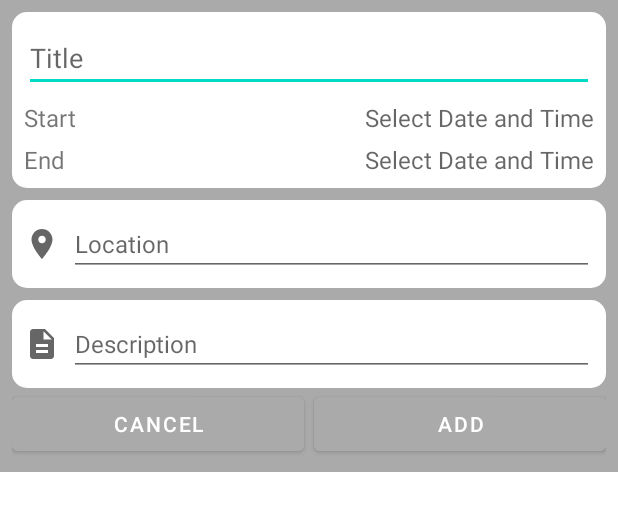
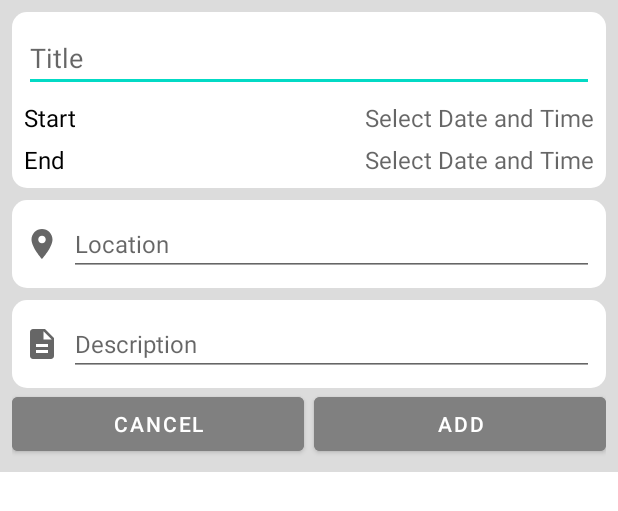
Before and after one commit to RenijS/Android_Events-Manager, an Android app: the layout add_events_layout.xml on its own in the app's theme, with its tools: preview values and no code run, on a phone screen of 412 x 824 dp. Shown: the top 511 px of the screen. Run offline under Robolectric (Android 15) with nearby library versions, the phone set to English and light mode, and no system bars.

Commit message:
v1 (Dark Mode)

```diff
--- a/app/src/main/res/drawable/bg_white_radius.xml
+++ b/app/src/main/res/drawable/bg_white_radius.xml
@@ -2,6 +2,6 @@
 <shape xmlns:android="http://schemas.android.com/apk/res/android"
     android:shape="rectangle">
 
-    <solid android:color="@color/white"/>
+    <solid android:color="@color/backgroundPrimary"/>
     <corners android:radius="10dp"/>
 </shape>
--- a/app/src/main/res/layout/add_events_layout.xml
+++ b/app/src/main/res/layout/add_events_layout.xml
@@ -4,7 +4,7 @@
     android:layout_height="wrap_content"
     android:orientation="vertical"
     android:padding="8dp"
-    android:background="@android:color/darker_gray">
+    android:background="@color/light_gray">
 
     <LinearLayout
         android:layout_width="match_parent"
@@ -17,7 +17,8 @@
             android:id="@+id/etTitle"
             android:layout_width="match_parent"
             android:layout_height="wrap_content"
-            android:hint="Title"/>
+            android:hint="Title"
+            android:textColor="@color/reverseTextColor"/>
 
         <LinearLayout
             android:id="@+id/llStart"
@@ -31,7 +32,8 @@
                 android:layout_height="wrap_content"
                 android:text="Start"
                 android:textSize="16dp"
-                android:layout_weight="1"/>
+                android:layout_weight="1"
+                android:textColor="@color/reverseTextColor"/>
 
             <TextView
                 android:id="@+id/tvStart"
@@ -40,7 +42,8 @@
                 android:hint="Select Date and Time"
                 android:textSize="16dp"
                 android:layout_weight="2"
-                android:gravity="end"/>
+                android:gravity="end"
+                android:textColor="@color/reverseTextColor"/>
         </LinearLayout>
 
         <LinearLayout
@@ -55,7 +58,8 @@
                 android:layout_height="wrap_content"
                 android:text="End"
                 android:textSize="16dp"
-                android:layout_weight="1"/>
+                android:layout_weight="1"
+                android:textColor="@color/reverseTextColor"/>
 
             <TextView
                 android:id="@+id/tvEnd"
@@ -64,7 +68,8 @@
                 android:hint="Select Date and Time"
                 android:textSize="16dp"
                 android:layout_weight="2"
-                android:gravity="end"/>
+                android:gravity="end"
+                android:textColor="@color/reverseTextColor"/>
         </LinearLayout>
     </LinearLayout>
 
@@ -86,7 +91,8 @@
             android:layout_height="wrap_content"
             android:hint="Location"
             android:textSize="16dp"
-            android:layout_marginStart="6sp"/>
+            android:layout_marginStart="6sp"
+            android:textColor="@color/reverseTextColor"/>
     </LinearLayout>
 
     <LinearLayout
@@ -107,7 +113,8 @@
             android:layout_height="wrap_content"
             android:hint="Description"
             android:textSize="16dp"
-            android:layout_marginStart="6sp"/>
+            android:layout_marginStart="6sp"
+            android:textColor="@color/reverseTextColor"/>
     </LinearLayout>
 
     <LinearLayout
@@ -122,7 +129,8 @@
             android:text="Cancel"
             android:layout_weight="1"
             android:layout_marginEnd="3dp"
-            android:backgroundTint="@android:color/darker_gray"/>
+            android:backgroundTint="@color/gray"
+            android:textColor="@color/colorPrimary"/>
         <Button
             android:id="@+id/addBtn"
             android:layout_width="0dp"
@@ -130,6 +138,7 @@
             android:text="Add"
             android:layout_weight="1"
             android:layout_marginStart="3dp"
-            android:backgroundTint="@android:color/darker_gray"/>
+            android:backgroundTint="@color/gray"
+            android:textColor="@color/colorPrimary"/>
     </LinearLayout>
 </LinearLayout>
--- a/app/src/main/res/values-night/colors.xml
+++ b/app/src/main/res/values-night/colors.xml
@@ -1,5 +1,8 @@
 <?xml version="1.0" encoding="utf-8"?>
 <resources>
+    <color name="colorPrimary">@android:color/white</color>
+    <color name="colorPrimaryDark">@android:color/black</color>
+
     <color name="purple_200">#FFBB86FC</color>
     <color name="purple_500">#FF6200EE</color>
     <color name="purple_700">#FF3700B3</color>
@@ -7,4 +10,10 @@
     <color name="teal_700">#FF018786</color>
     <color name="black">#FF000000</color>
     <color name="white">#FFFFFFFF</color>
+
+    <color name="light_gray">#333333</color>
+    <color name="gray">#808080</color>
+
+    <color name="backgroundPrimary">@android:color/black</color>
+    <color name="reverseTextColor">@android:color/white</color>
 </resources>
--- a/app/src/main/res/values/colors.xml
+++ b/app/src/main/res/values/colors.xml
@@ -1,5 +1,8 @@
 <?xml version="1.0" encoding="utf-8"?>
 <resources>
+    <color name="colorPrimary">@android:color/white</color>
+    <color name="colorPrimaryDark">@android:color/black</color>
+
     <color name="purple_200">#FFBB86FC</color>
     <color name="purple_500">#FF6200EE</color>
     <color name="purple_700">#FF3700B3</color>
@@ -7,4 +10,10 @@
     <color name="teal_700">#FF018786</color>
     <color name="black">#FF000000</color>
     <color name="white">#FFFFFFFF</color>
+
+    <color name="light_gray">#DCDCDC</color>
+    <color name="gray">#808080</color>
+
+    <color name="backgroundPrimary">@android:color/white</color>
+    <color name="reverseTextColor">@android:color/black</color>
 </resources>
```
